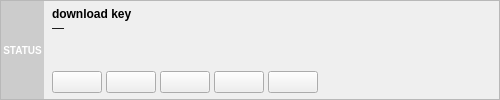
First picture: the form in gui/download_item.ui, repository dimasciput/gbif-downloader-qgis-plugin, before the edit.
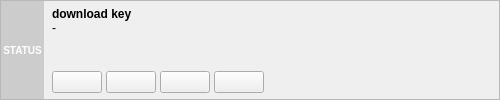
Second picture: the form after the edit.

Commit message: Remove cancel download

```diff
--- a/gui/download_item.ui
+++ b/gui/download_item.ui
@@ -147,7 +147,7 @@
         <item>
          <widget class="QLabel" name="info_label">
           <property name="text">
-           <string>—</string>
+           <string>-</string>
           </property>
           <property name="textInteractionFlags">
            <set>Qt::TextSelectableByKeyboard|Qt::TextSelectableByMouse</set>
@@ -246,22 +246,6 @@
             </property>
            </widget>
           </item>
-          <item>
-           <widget class="QPushButton" name="cancel_btn">
-            <property name="minimumSize">
-             <size>
-              <width>50</width>
-              <height>0</height>
-             </size>
-            </property>
-            <property name="toolTip">
-             <string>Cancel this running download</string>
-            </property>
-            <property name="text">
-             <string/>
-            </property>
-           </widget>
-          </item>
           <item>
            <spacer name="horizontalSpacer">
             <property name="orientation">
```
The commit also changes 9 other files.
